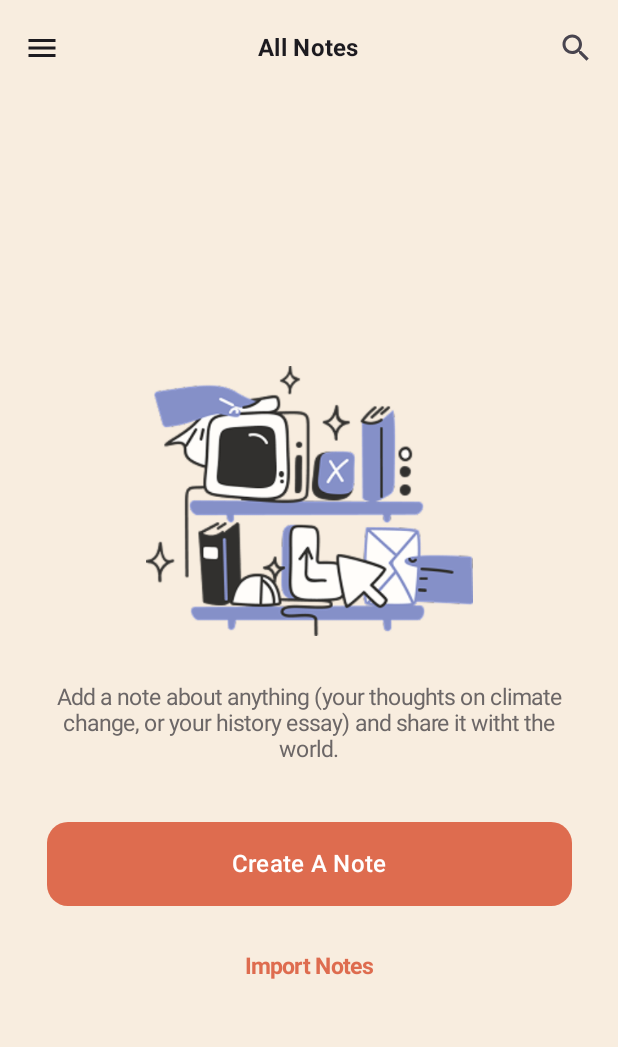
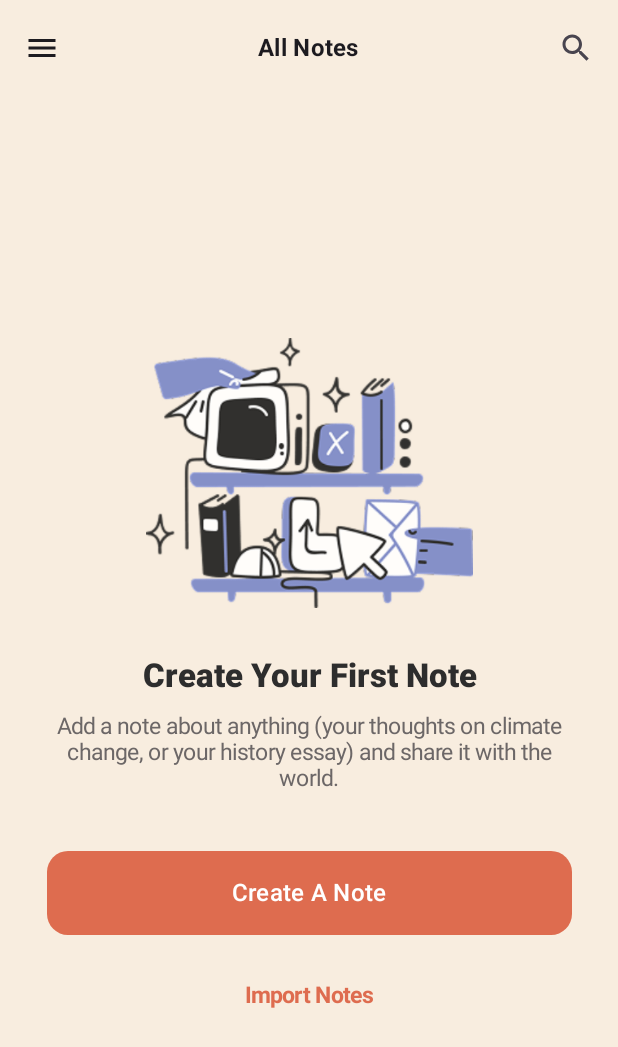
Before and after one commit to edufelip/MyNoteTakingApp, an Android app built with Jetpack Compose: the screen it shows after launch (MainActivity), on a phone screen of 412 x 824 dp. Shown: the top 1047 px of the screen. Run offline under Robolectric (Android 15) with nearby library versions, the phone set to English and light mode, and no system bars.

Commit message:
feature/01: Add missing empty notes screen header text

```diff
--- a/app/src/main/java/com/edufelip/notetakingapp/ui/screens/emptyNotes/EmptyNotesScreen.kt
+++ b/app/src/main/java/com/edufelip/notetakingapp/ui/screens/emptyNotes/EmptyNotesScreen.kt
@@ -59,7 +59,14 @@ fun EmptyNotesScreen(
                 )
                 Spacer(modifier = Modifier.height(32.dp))
                 Text(
-                    text = "Add a note about anything (your thoughts on climate change, or your history essay) and share it witht the world.",
+                    text = "Create Your First Note",
+                    style = MaterialTheme.typography.titleLarge,
+                    textAlign = TextAlign.Center,
+                    modifier = Modifier.padding(horizontal = 32.dp)
+                )
+                Spacer(modifier = Modifier.height(12.dp))
+                Text(
+                    text = "Add a note about anything (your thoughts on climate change, or your history essay) and share it with the world.",
                     style = MaterialTheme.typography.bodyMedium,
                     color = GrayText,
                     textAlign = TextAlign.Center,
```
